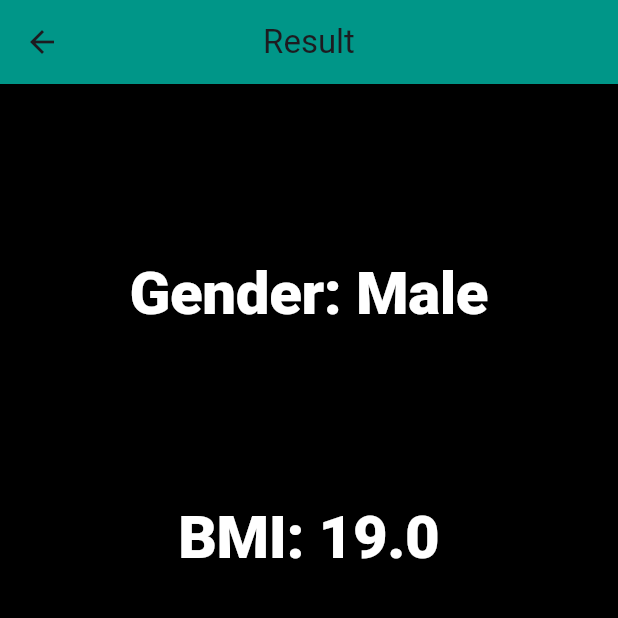
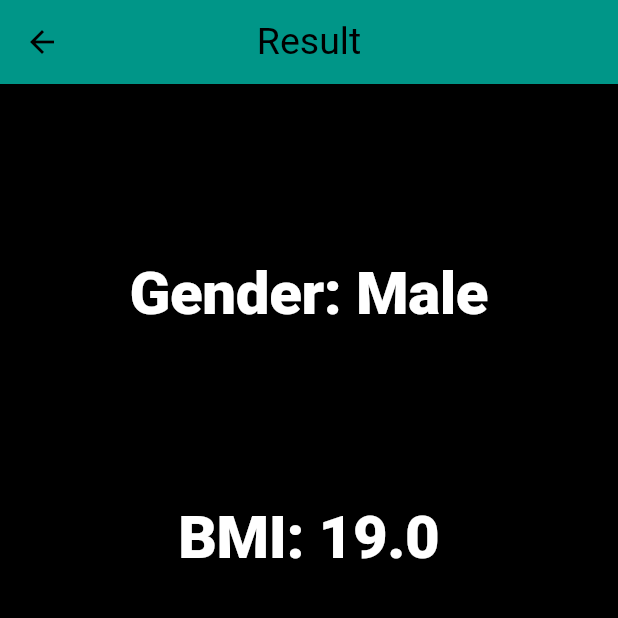
Before and after one commit to MohammedImmortal/BMI-App, a Flutter app: the screen it shows after launch, after a tap on "Calculate", on a phone screen of 412 x 824 dp, the top half of it. Run offline on Flutter 3.47's test engine with Material 3 defaults, Android fonts, the phone set to English and light mode, and no system bars.

Commit message:
BMI App Commit

```diff
--- a/lib/home.dart
+++ b/lib/home.dart
@@ -1,9 +1,9 @@
+import 'package:flutter/material.dart';
 import 'dart:math';
-import 'result.dart';
-import 'package:flutter/material.dart';
+import '../result.dart';
 
 class MyHomePage extends StatefulWidget {
-  const MyHomePage({Key? key}) : super(key: key);
+  const MyHomePage({super.key});
 
   @override
   State<MyHomePage> createState() => _MyHomePageState();
@@ -19,9 +19,12 @@ class _MyHomePageState extends State<MyHomePage> {
   Widget build(BuildContext context) {
     return Scaffold(
       appBar: AppBar(
-        title: const Text('Body Mass Index'),
-        centerTitle: true,
-        backgroundColor: Theme.of(context).primaryColor,
+        title: const Text(
+          'Body Mass Index',
+          style: TextStyle(
+            fontSize: 25,
+          ),
+        ),
       ),
       body: SafeArea(
         child: Container(
@@ -95,9 +98,11 @@ class _MyHomePageState extends State<MyHomePage> {
                 ),
               ),
               Container(
-                color: Theme.of(context).primaryColor,
                 width: double.infinity,
                 height: MediaQuery.of(context).size.height / 16,
+                decoration: BoxDecoration(
+                    color: Theme.of(context).primaryColor,
+                    borderRadius: BorderRadius.circular(20)),
                 child: TextButton(
                   onPressed: () {
                     var result = weight / pow(heightVal / 100, 2);
--- a/lib/main.dart
+++ b/lib/main.dart
@@ -1,10 +1,10 @@
-import 'package:bmi_app/home.dart';
 import 'package:flutter/material.dart';
+import '../home.dart';
 
 void main() => runApp(const MyApp());
 
 class MyApp extends StatelessWidget {
-  const MyApp({Key? key}) : super(key: key);
+  const MyApp({super.key});
 
   @override
   Widget build(BuildContext context) {
@@ -12,9 +12,12 @@ class MyApp extends StatelessWidget {
       debugShowCheckedModeBanner: false,
       theme: ThemeData(
         useMaterial3: true,
-        //colorScheme: ColorScheme.fromSeed(seedColor: Colors.teal) ,
         primaryColor: Colors.teal,
-        //primarySwatch: Colors.teal,
+        appBarTheme: const AppBarTheme(
+          backgroundColor: Colors.teal,
+          foregroundColor: Colors.black,
+          centerTitle: true,
+        ),
         canvasColor: Colors.black,
         iconTheme: const IconThemeData(color: Colors.white),
         textTheme: const TextTheme(
--- a/lib/result.dart
+++ b/lib/result.dart
@@ -2,11 +2,11 @@ import 'package:flutter/material.dart';
 
 class Result extends StatelessWidget {
   const Result({
-    Key? key,
+    super.key,
     required this.result,
     required this.isMale,
     required this.age,
-  }) : super(key: key);
+  });
 
   final double result;
   final bool isMale;
@@ -30,9 +30,12 @@ class Result extends StatelessWidget {
   Widget build(BuildContext context) {
     return Scaffold(
       appBar: AppBar(
-        title: const Text('Result'),
-        centerTitle: true,
-        backgroundColor: Theme.of(context).primaryColor,
+        title: const Text(
+          'Result',
+          style: TextStyle(
+            fontSize: 25,
+          ),
+        ),
       ),
       body: SafeArea(
         child: Container(
--- a/pubspec.yaml
+++ b/pubspec.yaml
@@ -45,7 +45,7 @@ dev_dependencies:
   # activated in the `analysis_options.yaml` file located at the root of your
   # package. See that file for information about deactivating specific lint
   # rules and activating additional ones.
-  flutter_lints: ^2.0.0
+  flutter_lints: ^3.0.1
   flutter_launcher_icons: ^0.13.1
 
 flutter_launcher_icons:
```
Also changed, not shown: pubspec.lock.
